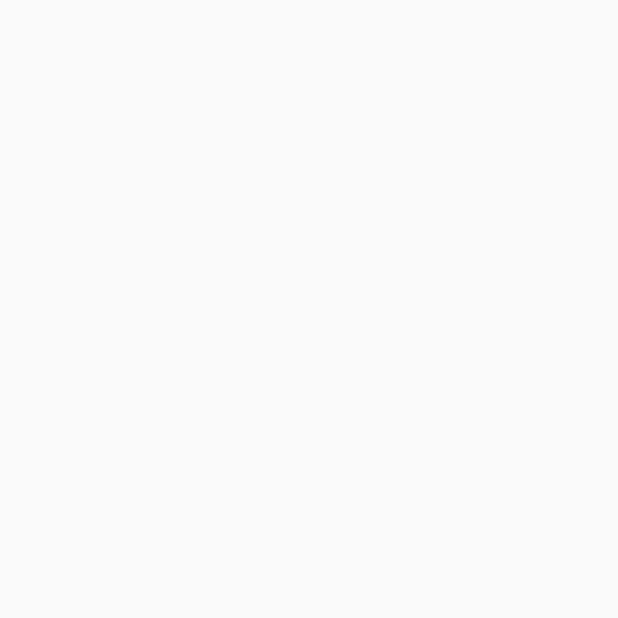
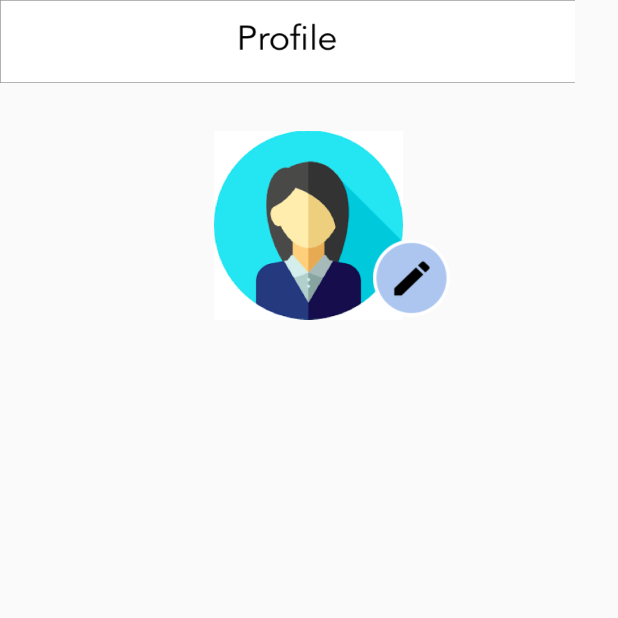
Before and after one commit to dhemutton/ReCouture, an Android app: the ProfileActivity screen opened directly, with no data from a screen before it, on a phone screen of 412 x 824 dp, the top half of it. Before the commit the part shown is empty. Run offline under Robolectric (Android 15) with nearby library versions, the phone set to English and light mode, and no system bars.

Commit message:
added stuff

```diff
--- a/app/src/main/res/layout/activity_profile.xml
+++ b/app/src/main/res/layout/activity_profile.xml
@@ -1,9 +1,37 @@
 <?xml version="1.0" encoding="utf-8"?>
-<android.support.constraint.ConstraintLayout xmlns:android="http://schemas.android.com/apk/res/android"
+<RelativeLayout xmlns:android="http://schemas.android.com/apk/res/android"
     xmlns:app="http://schemas.android.com/apk/res-auto"
     xmlns:tools="http://schemas.android.com/tools"
     android:layout_width="match_parent"
     android:layout_height="match_parent"
     tools:context=".ProfileActivity">
 
-</android.support.constraint.ConstraintLayout>
+    <TextView
+        android:id="@+id/textView2"
+        android:layout_alignParentStart="true"
+        android:layout_alignParentTop="true"
+        android:background="@drawable/profileheader"
+        android:layout_width="383dp"
+        android:layout_height="55dp"
+        />
+
+    <ImageView
+        android:id="@+id/imageView"
+        android:layout_width="126dp"
+        android:layout_height="128dp"
+        android:layout_alignParentTop="true"
+        android:layout_centerHorizontal="true"
+        android:layout_marginTop="86dp"
+        android:contentDescription="@null"
+        app:srcCompat="@drawable/defaultdp" />
+
+    <ImageView
+        android:id="@+id/imageView2"
+        android:layout_width="51dp"
+        android:layout_height="57dp"
+        android:layout_alignBottom="@+id/imageView"
+        android:layout_alignParentEnd="true"
+        android:layout_marginEnd="112dp"
+        android:contentDescription="@null"
+        app:srcCompat="@drawable/editable" />
+</RelativeLayout>
```
Also changed, not shown: app/src/main/res/layout/activity_homepage.xml (+8 -7 lines), app/src/main/res/drawable/defaultdp.png (added), app/src/main/res/drawable/editable.png (added), app/src/main/res/drawable/profileheader.png (added).
